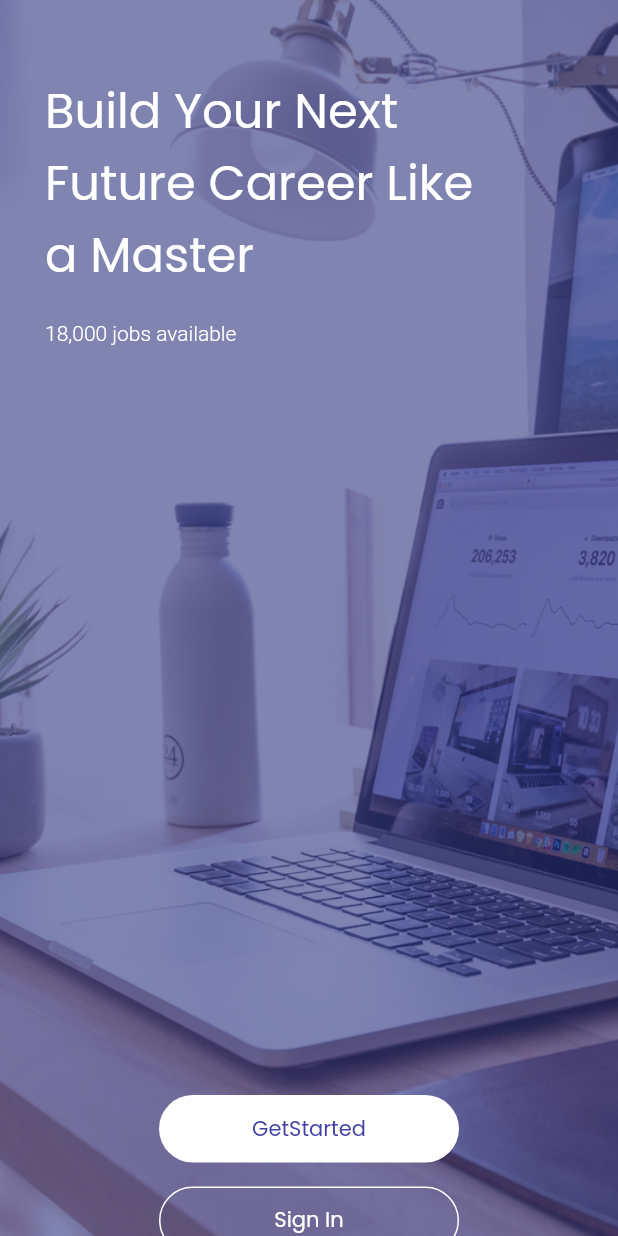
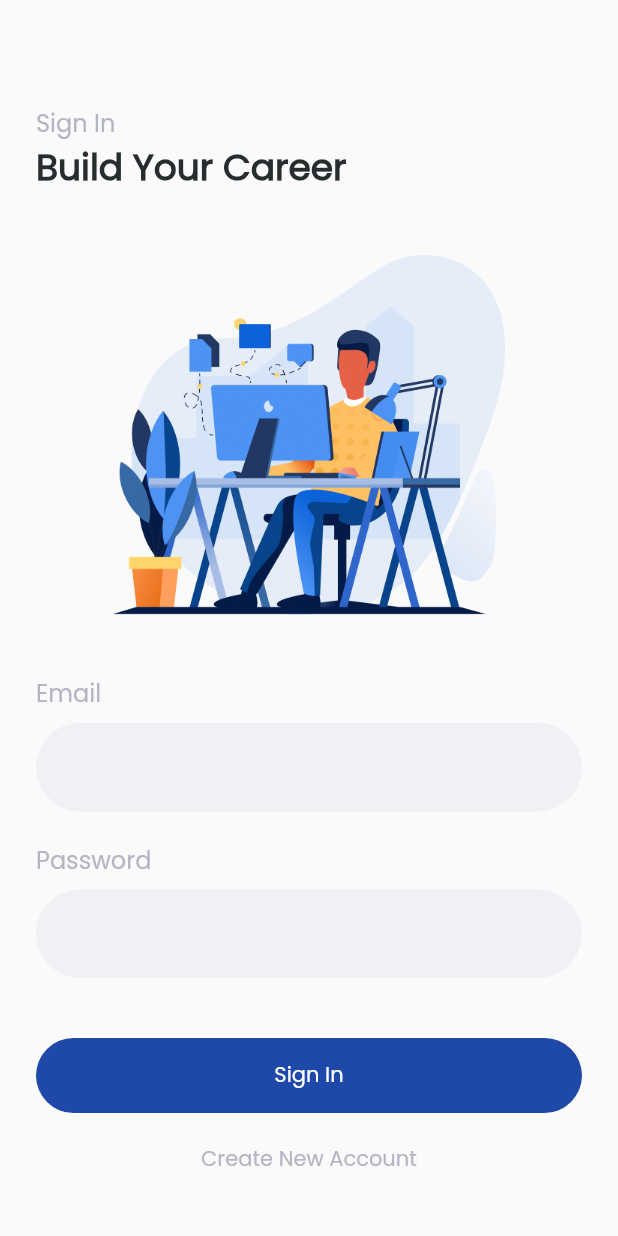
Before and after one commit to Bagaskrunia/job_applicaation, a Flutter app: the screen it shows after launch, after a tap on "Sign In", on a phone screen of 412 x 824 dp. Run offline on Flutter 3.47's test engine with Material 2 defaults, Android fonts, the phone set to English and light mode, and no system bars; our stand-ins replace email_validator, google_fonts; missing offline and left inert: dart:html.

Commit message:
add sign up page

```diff
--- a/lib/main.dart
+++ b/lib/main.dart
@@ -1,4 +1,5 @@
 import 'package:flutter/material.dart';
+import 'package:job_applicaation/pages/signup_page.dart';
 import 'package:job_applicaation/pages/splash_page.dart';
 import 'package:job_applicaation/pages/started_page.dart';
 
@@ -16,6 +17,7 @@
       routes: {
         '/': (context) => SplashPage(),
         '/started_page': (context) => GetStartedPage(),
+        '/SignUpPage': (context) => SignUpPage(),
       },
     );
   }
--- /dev/null
+++ b/lib/pages/signin_page.dart
@@ -0,0 +1,174 @@
+import 'dart:html';
+
+import 'package:flutter/material.dart';
+import 'package:google_fonts/google_fonts.dart';
+import 'package:job_applicaation/pages/signup_page.dart';
+import 'package:job_applicaation/theme.dart';
+import 'package:email_validator/email_validator.dart';
+import 'package:job_applicaation/theme.dart';
+
+class SignInPages extends StatefulWidget {
+  const SignInPages({Key? key}) : super(key: key);
+
+  @override
+  State<SignInPages> createState() => _SignInPagesState();
+}
+
+class _SignInPagesState extends State<SignInPages> {
+  bool isEmailValid = true;
+
+  TextEditingController emailController = TextEditingController(text: '');
+  @override
+  Widget build(BuildContext context) {
+    return MaterialApp(
+      home: Scaffold(
+          body: Padding(
+        padding: const EdgeInsets.only(
+          top: 70.0,
+          left: 24,
+          right: 24,
+        ),
+        child: Column(
+          crossAxisAlignment: CrossAxisAlignment.start,
+          children: [
+            Text(
+              'Sign In',
+              style: titleTextStyle,
+            ),
+            Text(
+              'Build Your Career',
+              style: subtitleTextStyle,
+            ),
+            SizedBox(
+              height: 40,
+            ),
+            Center(
+              child: Column(
+                children: [
+                  Image.asset(
+                    'assets/images/illustration.png',
+                    width: 262,
+                    height: 240,
+                  ),
+                ],
+              ),
+            ),
+            SizedBox(height: 40),
+            Column(
+              crossAxisAlignment: CrossAxisAlignment.start,
+              children: [
+                Text(
+                  'Email',
+                  style: titleTextStyle,
+                ),
+                SizedBox(height: 8),
+                TextFormField(
+                    controller: emailController,
+                    onChanged: (value) {
+                      print(value);
+                      bool isValid = EmailValidator.validate(value);
+                      print(isValid);
+                      if (isValid) {
+                        setState(() {
+                          isEmailValid = true;
+                        });
+                      } else {
+                        setState(() {
+                          isEmailValid = false;
+                        });
+                      }
+                    },
+                    decoration: InputDecoration(
+                      fillColor: Color(0xffF1F0F5),
+                      filled: true,
+                      enabledBorder: OutlineInputBorder(
+                        borderRadius: BorderRadius.circular(100),
+                        borderSide: BorderSide.none,
+                      ),
+                      focusedBorder: OutlineInputBorder(
+                        borderRadius: BorderRadius.circular(100),
+                        borderSide: BorderSide(
+                            color: isEmailValid
+                                ? Color(0xff4141A4)
+                                : Color(0xffFD4F56)),
+                      ),
+                      hintText: '',
+                    ),
+                    style: TextStyle(
+                      color:
+                          isEmailValid ? Color(0xff4141A4) : Color(0xffFD4F56),
+                    ))
+              ],
+            ),
+            SizedBox(height: 20),
+            Column(
+              crossAxisAlignment: CrossAxisAlignment.start,
+              children: [
+                Text(
+                  'Password',
+                  style: titleTextStyle,
+                ),
+                SizedBox(height: 8),
+                TextFormField(
+                  obscureText: true,
+                  decoration: InputDecoration(
+                      fillColor: Color(0xffF1F0F5),
+                      filled: true,
+                      enabledBorder: OutlineInputBorder(
+                        borderRadius: BorderRadius.circular(100),
+                        borderSide: BorderSide.none,
+                      ),
+                      focusedBorder: OutlineInputBorder(
+                        borderRadius: BorderRadius.circular(100),
+                        borderSide: BorderSide(color: Color(0xff4141A4)),
+                      ),
+                      hintText: ''),
+                )
+              ],
+            ),
+            SizedBox(height: 40),
+            Container(
+              width: 400,
+              height: 50,
+              child: TextButton(
+                style: TextButton.styleFrom(
+                    backgroundColor: Color(0xff41441a4),
+                    shape: RoundedRectangleBorder(
+                        borderRadius: BorderRadius.circular(66))),
+                onPressed: () {},
+                child: Text(
+                  'Sign In',
+                  style: buttontitleTextStyle,
+                ),
+              ),
+            ),
+            Padding(
+              padding: const EdgeInsets.only(
+                top: 20,
+                bottom: 80,
+              ),
+              child: Center(
+                child: InkWell(
+                  onTap: () {
+                    Navigator.push(
+                      context,
+                      MaterialPageRoute(builder: (context) => SignUpPage()),
+                    );
+                  },
+                  child: Text(
+                    'Create New Account',
+                    style: GoogleFonts.poppins(
+                      color: Color(0xffB3B5C4),
+                      fontSize: 14,
+                      fontWeight: FontWeight.w300,
+                    ),
+                  ),
+                ),
+              ),
+            )
+          ],
+        ),
+      )),
+    );
+  }
+}
--- a/lib/pages/started_page.dart
+++ b/lib/pages/started_page.dart
@@ -1,4 +1,5 @@
 import 'package:flutter/material.dart';
+import 'package:job_applicaation/pages/signin_page.dart';
 
 class GetStartedPage extends StatefulWidget {
   const GetStartedPage({Key? key}) : super(key: key);
@@ -81,7 +82,13 @@
                       width: 200,
                       height: 45,
                       child: OutlinedButton(
-                        onPressed: () {},
+                        onPressed: () {
+                          Navigator.push(
+                            context,
+                            MaterialPageRoute(
+                                builder: (context) => const SignInPages()),
+                          );
+                        },
                         style: OutlinedButton.styleFrom(
                             side: BorderSide(
                               color: Colors.white,
--- /dev/null
+++ b/lib/theme.dart
@@ -0,0 +1,27 @@
+import 'package:flutter/cupertino.dart';
+import 'package:google_fonts/google_fonts.dart';
+import 'package:job_applicaation/main.dart';
+
+TextStyle splashTextStyle = GoogleFonts.poppins(
+  color: Color(0xffFFFFFF),
+  fontSize: 32,
+  fontWeight: FontWeight.w600,
+);
+
+TextStyle titleTextStyle = GoogleFonts.poppins(
+  color: Color(0xffB3B5C4),
+  fontSize: 16,
+  fontWeight: FontWeight.w400,
+);
+
+TextStyle subtitleTextStyle = GoogleFonts.poppins(
+  color: Color(0xff272C2F),
+  fontSize: 24,
+  fontWeight: FontWeight.w600,
+);
+
+TextStyle buttontitleTextStyle = GoogleFonts.poppins(
+  color: Color(0xffFFFFFF),
+  fontSize: 14,
+  fontWeight: FontWeight.w500,
+);
```
Also changed, not shown: lib/pages/signup_page.dart (added, +231 -0 lines), pubspec.yaml (+7 -0 lines), assets/images/illustration.png (renamed from assets/images/illustration_one.png), assets/images/showimages.png (renamed from assets/images/show_images.png), assets/images/uploadpic.png (renamed from assets/images/upload_pic.png), pubspec.lock.
